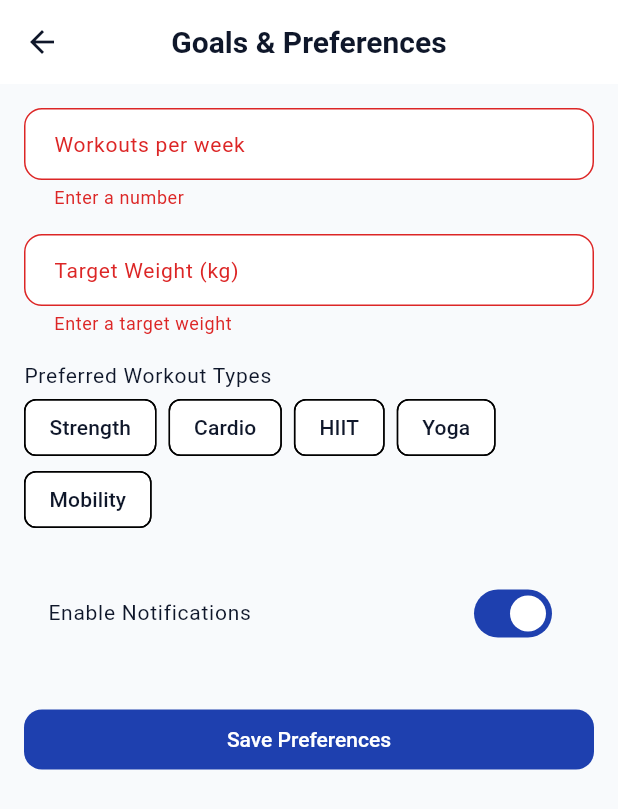
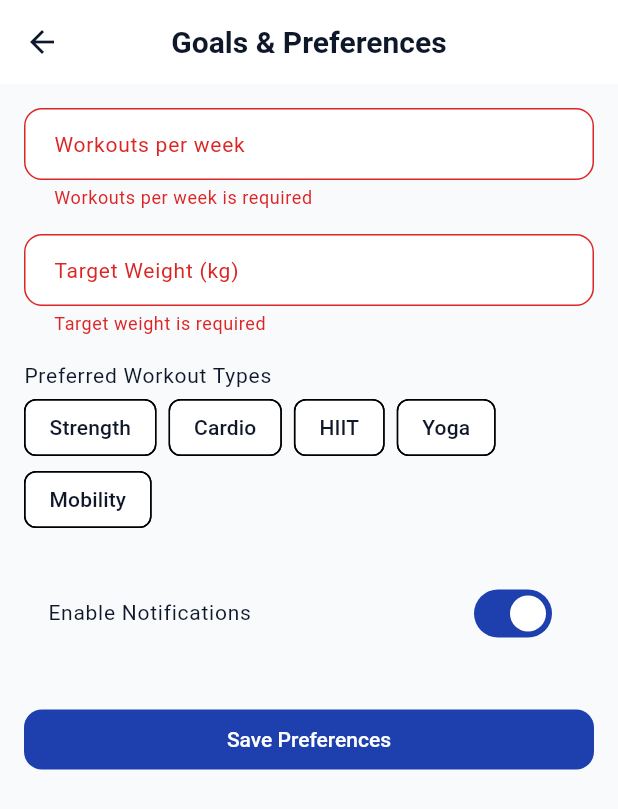
Before and after one commit to MasterAffan/OptiFit, a Flutter app: the GoalsPreferencesScreen screen opened directly, after a tap on "Save Preferences", on a phone screen of 412 x 824 dp. Shown: the top 809 px of the screen. Run offline on Flutter 3.47's test engine with Material 3 defaults, Android fonts, the phone set to English and light mode, and no system bars; our stand-ins replace chewie, dotted_border, file_picker, fl_chart, flutter_dotenv, image_picker and 3 more; accounts and stored records are empty.

Commit message:
issue-22 : added form validation

```diff
--- /dev/null
+++ b/optifit app/devtools_options.yaml
@@ -0,0 +1,3 @@
+description: This file stores settings for Dart & Flutter DevTools.
+documentation: https://docs.flutter.dev/tools/devtools/extensions#configure-extension-enablement-states
+extensions:
--- a/optifit app/lib/screens/goals_preferences_screen.dart
+++ b/optifit app/lib/screens/goals_preferences_screen.dart
@@ -1,6 +1,7 @@
 import 'package:flutter/material.dart';
 import '../theme/theme.dart';
 import '../services/data_service.dart';
+import '../utils/validators.dart';
 
 class GoalsPreferencesScreen extends StatefulWidget {
   const GoalsPreferencesScreen({super.key});
@@ -81,24 +82,24 @@ class _GoalsPreferencesScreenState extends State<GoalsPreferencesScreen> {
                       controller: _workoutsPerWeekController,
                       decoration: const InputDecoration(labelText: 'Workouts per week'),
                       keyboardType: TextInputType.number,
-                      validator: (v) {
-                        if (v == null || v.isEmpty) return 'Enter a number';
-                        final n = int.tryParse(v);
-                        if (n == null || n < 1 || n > 14) return 'Enter a valid number (1-14)';
-                        return null;
-                      },
+                      validator: (value) => Validators.validateNumber(
+                        value,
+                        'Workouts per week',
+                        min: 1,
+                        max: 14,
+                      ),
                     ),
                     const SizedBox(height: 16),
                     TextFormField(
                       controller: _targetWeightController,
                       decoration: const InputDecoration(labelText: 'Target Weight (kg)'),
                       keyboardType: TextInputType.number,
-                      validator: (v) {
-                        if (v == null || v.isEmpty) return 'Enter a target weight';
-                        final w = double.tryParse(v);
-                        if (w == null || w < 30 || w > 300) return 'Enter a valid weight';
-                        return null;
-                      },
+                      validator: (value) => Validators.validateNumber(
+                        value,
+                        'Target weight',
+                        min: 30,
+                        max: 300,
+                      ),
                     ),
                     const SizedBox(height: 16),
                     Text('Preferred Workout Types', style: Theme.of(context).textTheme.bodyLarge),
--- /dev/null
+++ b/optifit app/lib/utils/validators.dart
@@ -0,0 +1,42 @@
+
+class Validators {
+  /// Validates that a string is not empty.
+  static String? validateNotEmpty(String? value, String fieldName) {
+    if (value == null || value.trim().isEmpty) {
+      return '$fieldName is required';
+    }
+    return null;
+  }
+
+  /// Validates that a string is a valid email address.
+  static String? validateEmail(String? value) {
+    if (value == null || value.trim().isEmpty) {
+      return 'Email is required';
+    }
+    final emailRegex = RegExp(
+        r"^[a-zA-Z0-9.!#$%&'*+/=?^_`{|}~-]+@[a-zA-Z0-9-]+(\.[a-zA-Z0-9-]+)*\.[a-zA-Z]{2,}$");
+
+    if (!emailRegex.hasMatch(value)) {
+      return 'Please enter a valid email address';
+    }
+    return null;
+  }
+
+  /// Validates that a string can be parsed as a number and is within a given range.
+  static String? validateNumber(String? value, String fieldName, {num? min, num? max}) {
+    if (value == null || value.isEmpty) {
+      return '$fieldName is required';
+    }
+    final n = num.tryParse(value);
+    if (n == null) {
+      return 'Please enter a valid number';
+    }
+    if (min != null && n < min) {
+      return '$fieldName must be at least $min';
+    }
+    if (max != null && n > max) {
+      return '$fieldName must be no more than $max';
+    }
+    return null;
+  }
+}
```
Also changed, not shown: optifit app/lib/screens/personal_info_screen.dart (+9 -11 lines), optifit app/pubspec.lock.
